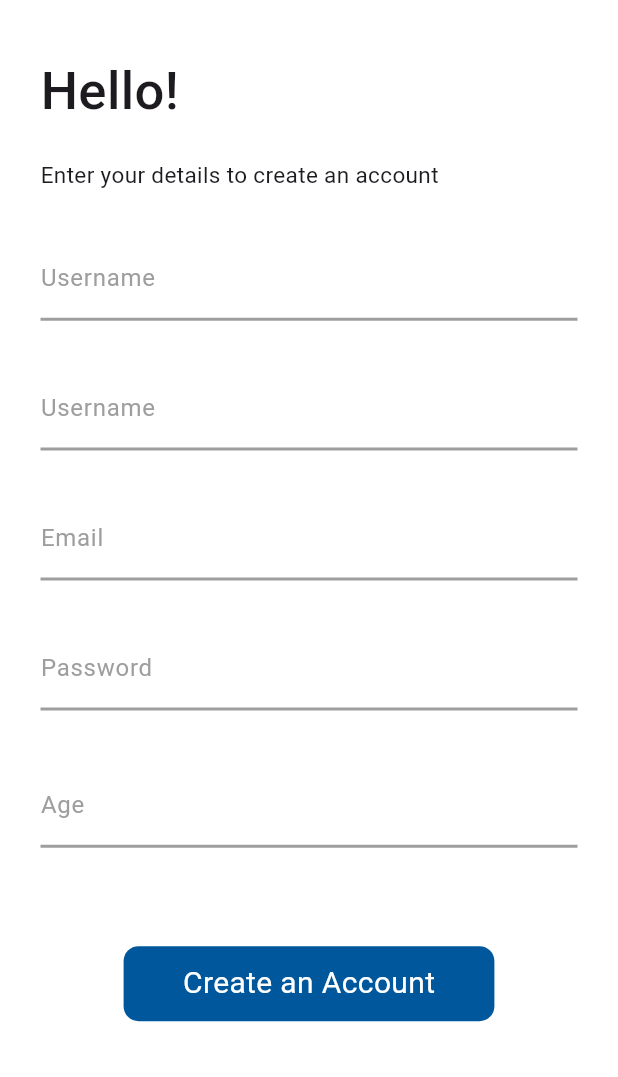
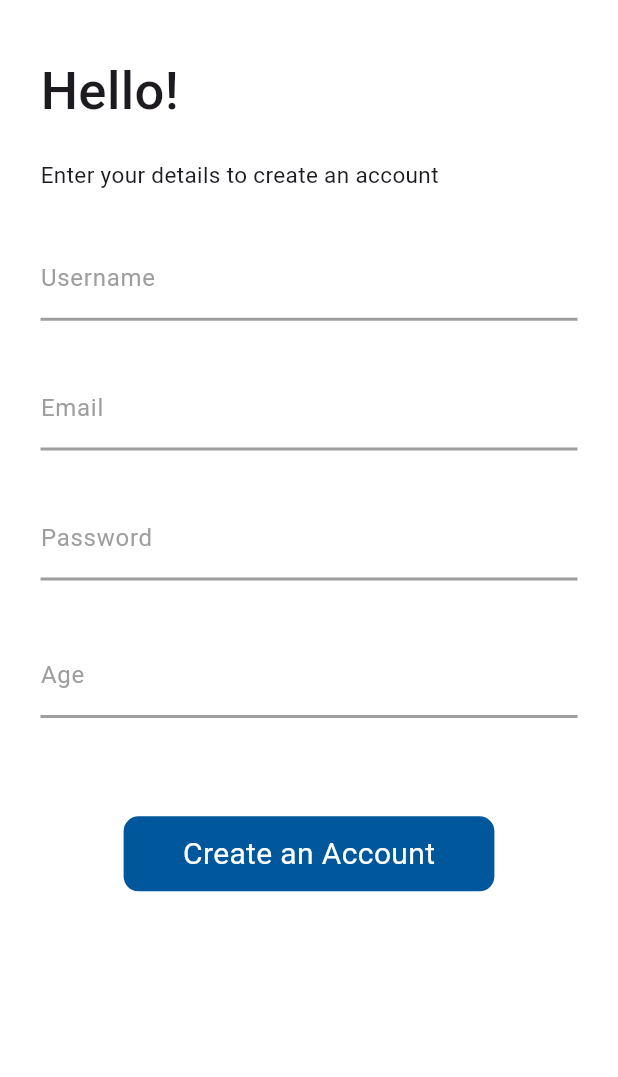
Before and after one commit to infas01/healthy-medical_app, a Flutter app: the Signup_Page screen opened directly, on a phone screen of 412 x 824 dp, the part 159-1236 px from its top. Run offline on Flutter 3.47's test engine with Material 3 defaults, Android fonts, the phone set to English and light mode, and no system bars; our stand-ins replace dio, flare_flutter, flutter_local_notifications, flutter_svg, google_fonts, lottie and 4 more; accounts and stored records are empty.

Commit message:
Few arrangements

```diff
--- a/lib/Pages/home_page.dart
+++ b/lib/Pages/home_page.dart
@@ -19,7 +19,7 @@ class Home_Page extends StatelessWidget {
               mainAxisAlignment: MainAxisAlignment.center,
               children: [
                 Container(
-                  child: Lottie.asset('assets/Main_1.json'),
+                  child: Lottie.asset('images/Main_1.json'),
                 ),
                 SizedBox(height: deviceHeight * 0.02),
                 ShaderMask(
@@ -54,7 +54,7 @@ class Home_Page extends StatelessWidget {
                   child: Container(
                     margin: EdgeInsets.only(top: 20),
                     child: Image.asset(
-                      'assets/Healthy_Logo_R.png',
+                      'images/Healthy_Logo_R.png',
                       width: 100,
                       height: 100,
                     ),
--- a/lib/Pages/signup_page.dart
+++ b/lib/Pages/signup_page.dart
@@ -14,12 +14,10 @@ class Signup_Page extends StatefulWidget {
 }
 
 class _Signup_PageState extends State<Signup_Page> {
-
   final TextEditingController _nameController = TextEditingController();
   final TextEditingController _passwordController = TextEditingController();
   final TextEditingController _ageController = TextEditingController();
   final TextEditingController _emailController = TextEditingController();
-
 
   var options = ['Login', 'Sign Up'];
   var selectedIndex = 1;
@@ -70,7 +68,8 @@ class _Signup_PageState extends State<Signup_Page> {
                                           child: Column(
                                             children: [
                                               Padding(
-                                                padding: const EdgeInsets.fromLTRB(
+                                                padding:
+                                                    const EdgeInsets.fromLTRB(
                                                         25.0, 0.0, 20.0, 0.0),
                                                 child: Text(
                                                   options[index],
@@ -173,8 +172,7 @@ class _Signup_PageState extends State<Signup_Page> {
                                 child: Column(
                               children: [
                                 Container(
-                                    padding:
-                                        EdgeInsets.only(left: 25, right: 25),
+                                  padding: EdgeInsets.only(left: 25, right: 25),
                                   //color: Colors.red[200],
                                   width: deviceWidth,
                                   height: 400.0 + adjustHeight,
@@ -188,43 +186,25 @@ class _Signup_PageState extends State<Signup_Page> {
                                       children: [
                                         TextField(
                                             cursorColor: Colors.black,
-                                              style: TextStyle(
-                                                  color: Colors.black),
+                                            style:
+                                                TextStyle(color: Colors.black),
                                             showCursor: true,
-                                              decoration:
-                                                  textFiledInputDecoration
+                                            decoration: textFiledInputDecoration
                                                 .copyWith(
-                                                          labelText:
-                                                              "Username")),
+                                                    labelText: "Username")),
 
                                         SizedBox(
                                           height: 10.0 + adjustHeight,
                                         ),
+
                                         TextField(
+                                            controller: _emailController,
                                             cursorColor: Colors.black,
                                             style: const TextStyle(
                                                 color: Colors.black),
                                             showCursor: true,
-                                            decoration:
-                                                textFiledInputDecoration
-                                                    .copyWith(
-                                                        labelText:
-                                                            "Username")),
-
-                                        SizedBox(
-                                          height: 10.0 + adjustHeight,
-                                        ),
-                                         TextField(
-                                          controller: _emailController,
-                                          cursorColor: Colors.black,
-                                          style:
-                                              const TextStyle(color: Colors.black),
-                                          showCursor: true,
-                                          decoration:
-                                                textFiledInputDecoration
-                                                    .copyWith(
-                                                        labelText:
-                                                            "Email")),
+                                            decoration: textFiledInputDecoration
+                                                .copyWith(labelText: "Email")),
 
                                         SizedBox(
                                           height: 10.0 + adjustHeight,
@@ -235,11 +215,9 @@ class _Signup_PageState extends State<Signup_Page> {
                                             style: const TextStyle(
                                                 color: Colors.black),
                                             showCursor: true,
-                                            decoration:
-                                                textFiledInputDecoration
+                                            decoration: textFiledInputDecoration
                                                 .copyWith(
-                                                        labelText:
-                                                            "Password")),
+                                                    labelText: "Password")),
                                         SizedBox(
                                           height: 15.0 + adjustHeight,
                                         ),
@@ -249,11 +227,8 @@ class _Signup_PageState extends State<Signup_Page> {
                                             style: const TextStyle(
                                                 color: Colors.black),
                                             showCursor: true,
-                                            decoration:
-                                                textFiledInputDecoration
-                                                    .copyWith(
-                                                        labelText:
-                                                            "Age")),
+                                            decoration: textFiledInputDecoration
+                                                .copyWith(labelText: "Age")),
                                         SizedBox(
                                           height: 15.0 + adjustHeight,
                                         ),
@@ -286,16 +261,15 @@ class _Signup_PageState extends State<Signup_Page> {
                                         Container(
                                           //color: Colors.grey[300],
                                           alignment: Alignment.center,
-                                          margin: const EdgeInsets.only(top: 30),
+                                          margin:
+                                              const EdgeInsets.only(top: 30),
                                           child: GestureDetector(
                                             onTap: () {
                                               _postData();
-
                                             },
                                             child: Container(
                                               decoration: BoxDecoration(
-                                                  color:
-                                                      Colors.lightBlue[900],
+                                                  color: Colors.lightBlue[900],
                                                   borderRadius:
                                                       BorderRadius.circular(
                                                           10)),
@@ -330,8 +304,7 @@ class _Signup_PageState extends State<Signup_Page> {
                                   ),
                                 ),
                               ],
-                            )
-                          ),
+                            )),
                           ],
                         ),
                       ),
@@ -344,9 +317,6 @@ class _Signup_PageState extends State<Signup_Page> {
     );
   }
 
-
-
-
   Future<void> _postData() async {
     final String name = _nameController.text;
     final String password = _passwordController.text;
@@ -354,8 +324,8 @@ Future<void> _postData() async {
     final String email = _emailController.text;
 
     final dio = Dio();
-    dio.options.headers['Authorization'] = 'Basic ${base64Encode(utf8.encode('asam:8385'))}';
-
+    dio.options.headers['Authorization'] =
+        'Basic ${base64Encode(utf8.encode('asam:8385'))}';
 
     final response = await dio.post(
       'http://10.0.2.2:8080/', // Replace with your actual port if it's different
@@ -364,7 +334,6 @@ Future<void> _postData() async {
         'email': email,
         'password': password,
         'age': age,
-
       },
     );
 
@@ -372,7 +341,7 @@ Future<void> _postData() async {
       showDialog(
         context: context,
         builder: (BuildContext context) {
-            return  AlertDialog(
+          return AlertDialog(
             title: Text('Registration Successful'),
             content: Text('You have successfully registered!'),
             actions: [
@@ -391,11 +360,10 @@ Future<void> _postData() async {
         },
       );
     } else {
-
       showDialog(
         context: context,
         builder: (BuildContext context) {
-            return  AlertDialog(
+          return AlertDialog(
             title: Text('Registration Successful'),
             content: Text('You have successfully registered!'),
             actions: [
@@ -416,10 +384,5 @@ Future<void> _postData() async {
 
       print('Error: ${response.data}');
     }
-
   }
-
-
-
-
 }
--- a/lib/Pages/sub_home_page.dart
+++ b/lib/Pages/sub_home_page.dart
@@ -136,7 +136,7 @@ class _SubHomePageState extends State<SubHomePage> {
       appBar: AppBar(
         backgroundColor: Colors.lightBlue[900],
         title: Text(
-          'Hello Infas',
+          'Hello $name',
           style: TextStyle(
             color: Colors.white,
           ),
```
Also changed, not shown: lib/Pages/login_page.dart (+6 -9 lines), images/Login.json (renamed from assets/Login.json), images/Login_1.json (renamed from assets/Login_1.json), images/Main_1.json (renamed from assets/Main_1.json), pubspec.lock. Lines whose indentation alone changed are shown as unchanged.
